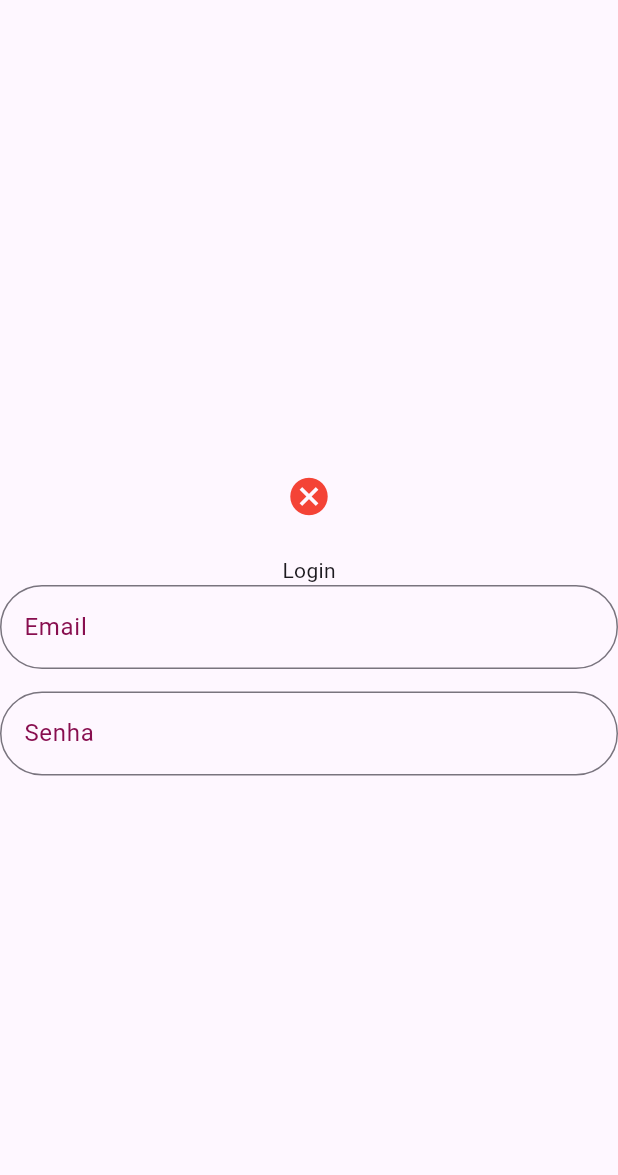
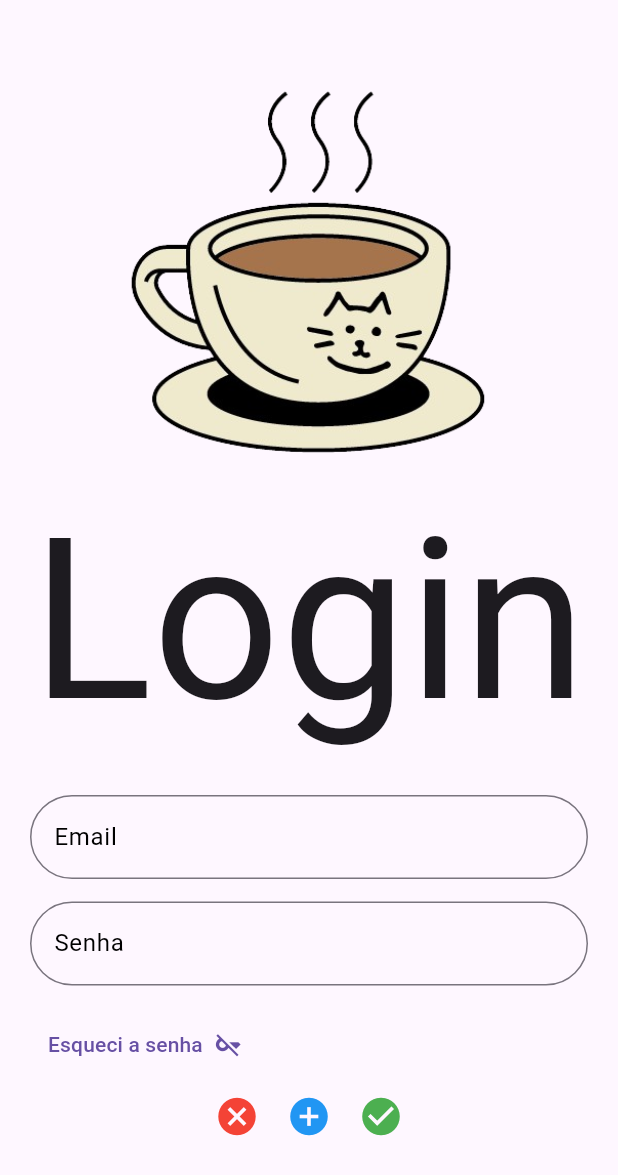
Before and after one commit to venturiniduda/flutter_mycatcoffeebar_p1, a Flutter app: the LoginView screen opened by its route, on a phone screen of 412 x 824 dp. Shown: the top 1175 px of the screen. Run offline on Flutter 3.47's test engine with Material 3 defaults, Android fonts, the phone set to English and light mode, and no system bars; our stand-ins replace device_preview, google_fonts.

Commit message:
Adição Botões e Ajuste Layout - Login

```diff
--- a/lib/view/vw_login.dart
+++ b/lib/view/vw_login.dart
@@ -1,4 +1,9 @@
 import 'package:flutter/material.dart';
+import 'package:google_fonts/google_fonts.dart';
+
+// to do:
+// adicionar "legenda" quando passamos o mouse nos botões
+// diminuir tamanho botão esqueceu a senha e alinhar na esquerda
 
 class LoginView extends StatefulWidget {
   const LoginView({super.key});
@@ -19,7 +24,63 @@ class _LoginViewState extends State<LoginView> {
       body: Center(
         child: Form(
           key: loginKey,
+          child: Padding(
+            padding: const EdgeInsets.all(20.0),
             child: Column(
+              mainAxisAlignment: MainAxisAlignment.center,
+              children: [
+                Image.asset(
+                  'lib/images/logo.png',
+                  height: 250,
+                  width: 350,
+                ),
+                Text(
+                  'Login',
+                  style: GoogleFonts.reenieBeanie(fontSize: 150),
+                  textAlign: TextAlign.end,
+                ),
+                SizedBox(
+                  height: 10,
+                ),
+                TextFormField(
+                  controller: txtConta,
+                  decoration: InputDecoration(
+                    labelText: 'Email',
+                    labelStyle: TextStyle(color: Colors.black),
+                    hintText: 'Insira seu email',
+                    border: OutlineInputBorder(
+                      borderRadius: BorderRadius.circular(50.0),
+                    ),
+                  ),
+                ),
+                SizedBox(
+                  height: 15,
+                ),
+                TextFormField(
+                  controller: txtSenha,
+                  decoration: InputDecoration(
+                    labelText: 'Senha',
+                    labelStyle: TextStyle(color: Colors.black),
+                    hintText: 'Insira sua senha',
+                    border: OutlineInputBorder(
+                      borderRadius: BorderRadius.circular(50.0),
+                    ),
+                  ),
+                ),
+                SizedBox(
+                  height: 15,
+                ),
+                Row(
+                  children: [
+                    TextButton.icon(
+                      onPressed: () {},
+                      icon: Icon(Icons.key_off),
+                      label: Text('Esqueci a senha'),
+                      iconAlignment: IconAlignment.end,
+                    ),
+                  ],
+                ),
+                Row(
                   mainAxisAlignment: MainAxisAlignment.center,
                   children: [
                     IconButton(
@@ -36,33 +97,35 @@ class _LoginViewState extends State<LoginView> {
                     SizedBox(
                       height: 15,
                     ),
-              Text('Login'),
-              TextFormField(
-                controller: txtConta,
-                decoration: InputDecoration(
-                  labelText: 'Email',
-                  labelStyle: TextStyle(color: Colors.pink[900]),
-                  hintText: 'Insira seu email',
-                  border: OutlineInputBorder(
-                    borderRadius: BorderRadius.circular(50.0),
-                  ),
-                ),
+                    IconButton(
+                      onPressed: () {
+                        Navigator.pushNamedAndRemoveUntil(
+                          context,
+                          'cadastro',
+                          (Route<dynamic> route) => false,
+                        );
+                      },
+                      icon: const Icon(Icons.add_circle, size: 30.0),
+                      color: Colors.blue,
                     ),
                     SizedBox(
                       height: 15,
                     ),
-              TextFormField(
-                controller: txtSenha,
-                decoration: InputDecoration(
-                  labelText: 'Senha',
-                  labelStyle: TextStyle(color: Colors.pink[900]),
-                  hintText: 'Insira sua senha',
-                  border: OutlineInputBorder(
-                    borderRadius: BorderRadius.circular(50.0),
-                  ),
-                ),
+                    IconButton(
+                      onPressed: () {
+                        Navigator.pushNamedAndRemoveUntil(
+                          context,
+                          'cardapio',
+                          (Route<dynamic> route) => false,
+                        );
+                      },
+                      icon: const Icon(Icons.check_circle, size: 30.0),
+                      color: Colors.green,
                     ),
                   ],
+                ),
+              ],
+            ),
           ),
         ),
       ),
--- a/pubspec.yaml
+++ b/pubspec.yaml
@@ -21,4 +21,3 @@ flutter:
   uses-material-design: true
   assets:
     - lib/images/
-    - lib/fonts/
```
Also changed, not shown: lib/images/logo.png. Lines whose indentation alone changed are shown as unchanged.
